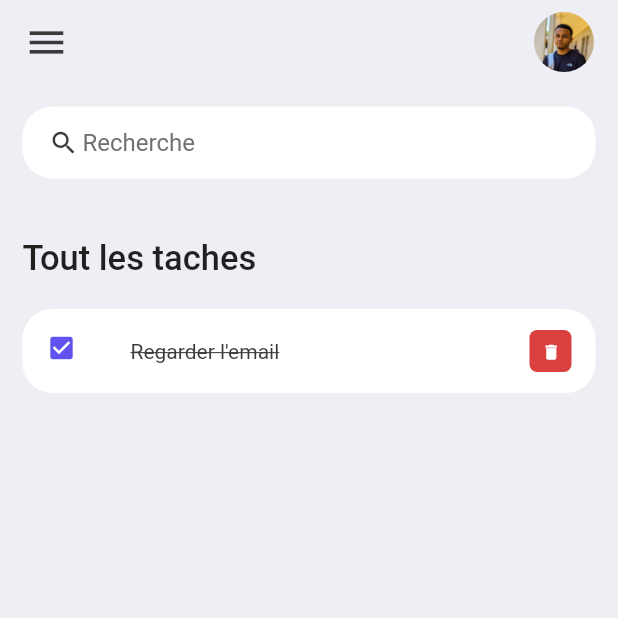
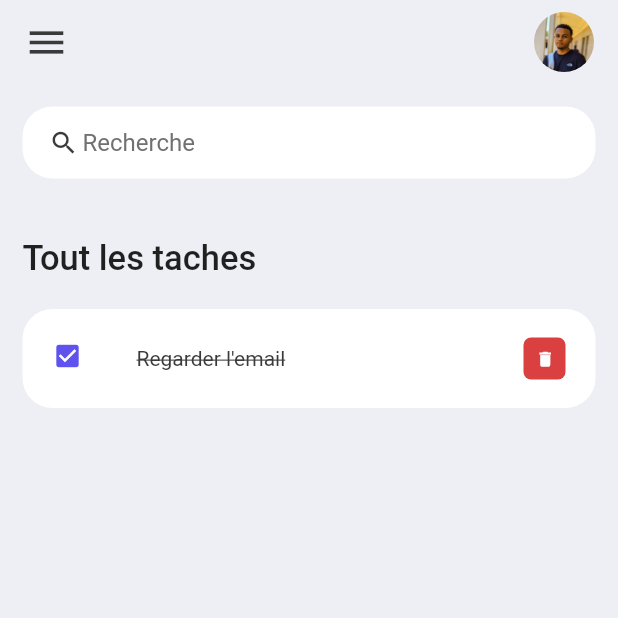
Before and after one commit to schorio/my_todo_app, a Flutter app: the screen it shows after launch, on a phone screen of 412 x 824 dp, the top half of it. Run offline on Flutter 3.47's test engine with Material 2 defaults, Android fonts, the phone set to English and light mode, and no system bars.

Commit message:
Ajout contentPadding du container des taches

```diff
--- a/lib/widgets/todo_item.dart
+++ b/lib/widgets/todo_item.dart
@@ -15,6 +15,9 @@ class ToDoItem extends StatelessWidget {
           shape: RoundedRectangleBorder(
             borderRadius: BorderRadius.circular(20)
           ),
+
+          contentPadding: EdgeInsets.symmetric(horizontal: 20, vertical: 5),
+
           tileColor: Colors.white,
 
           leading: Icon(
```
